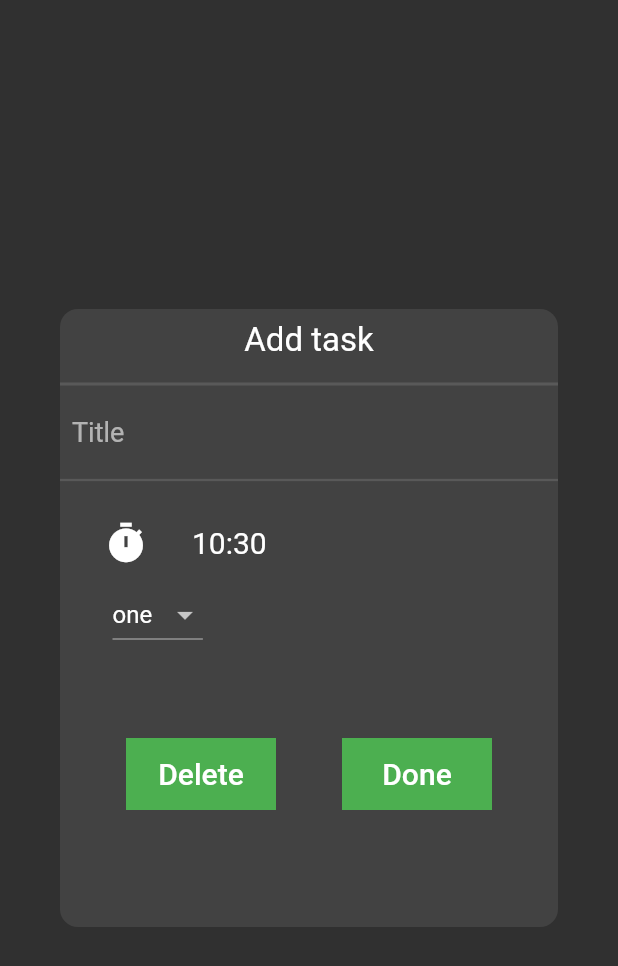
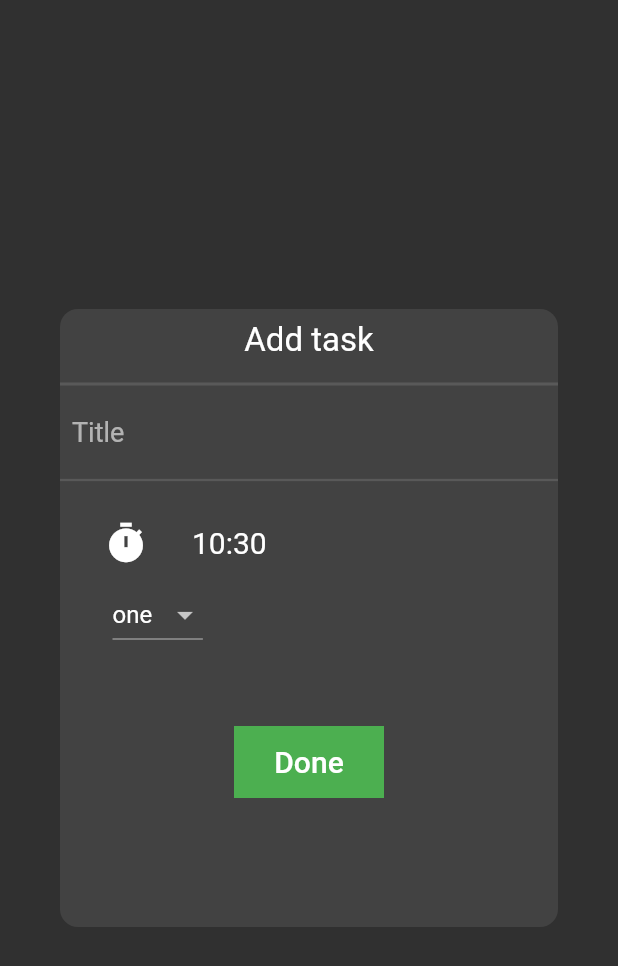
Before and after one commit to austinevick/todo-app, a Flutter app: the AddTaskScreen widget shown alone on an empty page, opened directly, on a phone screen of 412 x 824 dp. Shown: the top 966 px of the screen. Run offline on Flutter 3.47's test engine with Material 2 defaults, Android fonts, the phone set to English and light mode, and no system bars; our stand-ins replace sqflite, table_calendar; missing offline and left inert: random_color; accounts and stored records are empty.

Commit message:
Update add_task_screen.dart

```diff
--- a/lib/screens/add_task_screen.dart
+++ b/lib/screens/add_task_screen.dart
@@ -119,24 +119,6 @@ class _AddTaskScreenState extends State<AddTaskScreen> {
                 SizedBox(
                   height: 50,
                 ),
-                ButtonBar(
-                  buttonHeight: 45,
-                  buttonMinWidth: 115,
-                  alignment: MainAxisAlignment.spaceEvenly,
-                  children: <Widget>[
-                    Container(
-                        color: Colors.green,
-                        width: 100,
-                        child: FlatButton(
-                            onPressed: () {
-                              Navigator.of(context).pop();
-                              tasks.deleteTask(widget.task.id);
-                              tasks.fetchTask();
-                            },
-                            child: Text(
-                              'Delete',
-                              style: TextStyle(fontSize: 20),
-                            ))),
                 Container(
                     color: Colors.green,
                     width: 100,
@@ -144,8 +126,7 @@ class _AddTaskScreenState extends State<AddTaskScreen> {
                         onPressed: () {
                           Navigator.of(context).pop();
                           Task task = new Task(
-                                  title: titleController.text,
-                                  date: currentTime);
+                              title: titleController.text, date: currentTime);
                           if (widget.task == null) {
                             task.complete = 0;
                             tasks.addTask(task);
@@ -160,8 +141,6 @@ class _AddTaskScreenState extends State<AddTaskScreen> {
                           'Done',
                           style: TextStyle(fontSize: 20),
                         )))
-                  ],
-                ),
               ],
             ),
           ),
```
Lines whose indentation alone changed are shown as unchanged.
